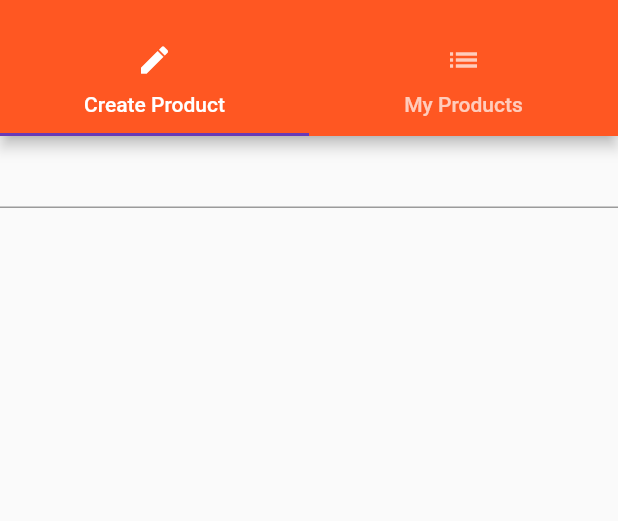
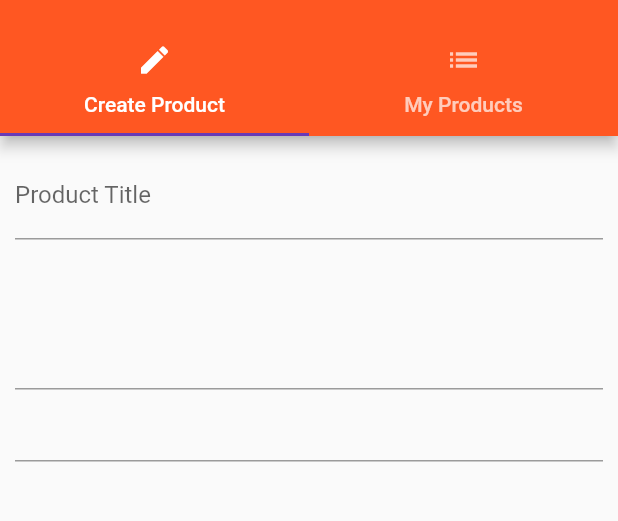
Before and after one commit to kolyaio/flutter_app, a Flutter app: the ProductAdminPage screen opened by its route, on a phone screen of 412 x 824 dp, the part 59-580 px from its top. Run offline on Flutter 3.47's test engine with Material 2 defaults, Android fonts, the phone set to English and light mode, and no system bars.

Commit message:
Add spacing in the create product form

```diff
--- a/lib/pages/product_create.dart
+++ b/lib/pages/product_create.dart
@@ -7,20 +7,42 @@ class ProductCreatePage extends StatefulWidget {
 }
 
 class _ProductCreatePageState extends State<ProductCreatePage> {
-  String titleValue = '';
+  String titleValue;
+  String descriptionValue;
+  double priceValue;
+
   @override
   Widget build(BuildContext context) {
-    return Column(
+    return Container(
+      margin: EdgeInsets.all(10.0),
+      child: Column(
         children: <Widget>[
           TextField(
+            decoration: InputDecoration(labelText: 'Product Title'),
             onChanged: (String value) {
               setState(() {
                 titleValue = value;
               });
             },
           ),
-        Text(titleValue)
+          TextField(
+            maxLines: 4,
+            onChanged: (String value) {
+              setState(() {
+                descriptionValue = value;
+              });
+            },
+          ),
+          TextField(
+            keyboardType: TextInputType.number,
+            onChanged: (String value) {
+              setState(() {
+                priceValue = double.parse(value);
+              });
+            },
+          ),
         ],
+      )
     );
   }
 }
```
Lines whose indentation alone changed are shown as unchanged.
